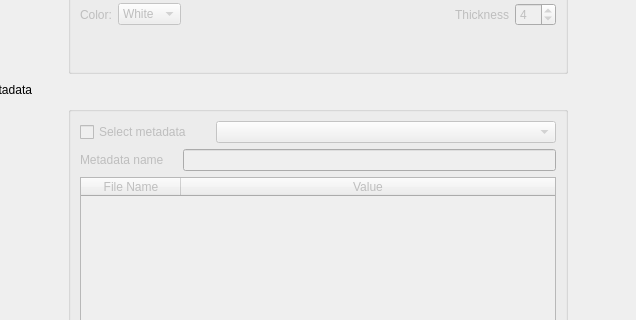
The window that ui/ui_metadata_overlapping_images.ui (neutronimaging/python_notebooks) describes before a commit, drawn with Qt 5; both pictures show x 488 to 1124 and y 201 to 521 of the 1413 by 669 pixel window.
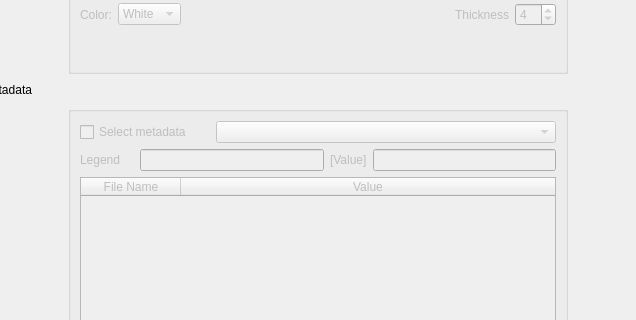
The same window after the commit.

Commit message: Implemented the general metadata legend

The edit to the form file:
```diff
--- a/ui/ui_metadata_overlapping_images.ui
+++ b/ui/ui_metadata_overlapping_images.ui
@@ -559,7 +559,7 @@
                   <bool>false</bool>
                  </property>
                  <property name="text">
-                  <string>Metadata name</string>
+                  <string>Legend</string>
                  </property>
                 </widget>
                </item>
@@ -577,6 +577,16 @@
                  </property>
                 </widget>
                </item>
+               <item>
+                <widget class="QLabel" name="label_12">
+                 <property name="text">
+                  <string>[Value]</string>
+                 </property>
+                </widget>
+               </item>
+               <item>
+                <widget class="QLineEdit" name="manual_metadata_units"/>
+               </item>
               </layout>
              </item>
              <item>
```
Left out of the diff: 33 changed lines with no effect on the pictures. The commit also changes 3 other files.
